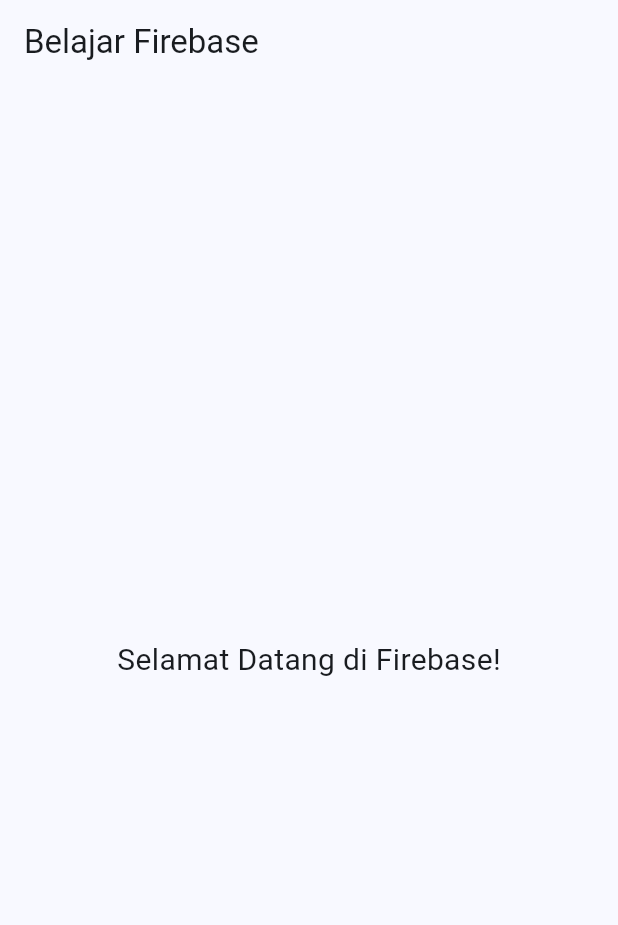
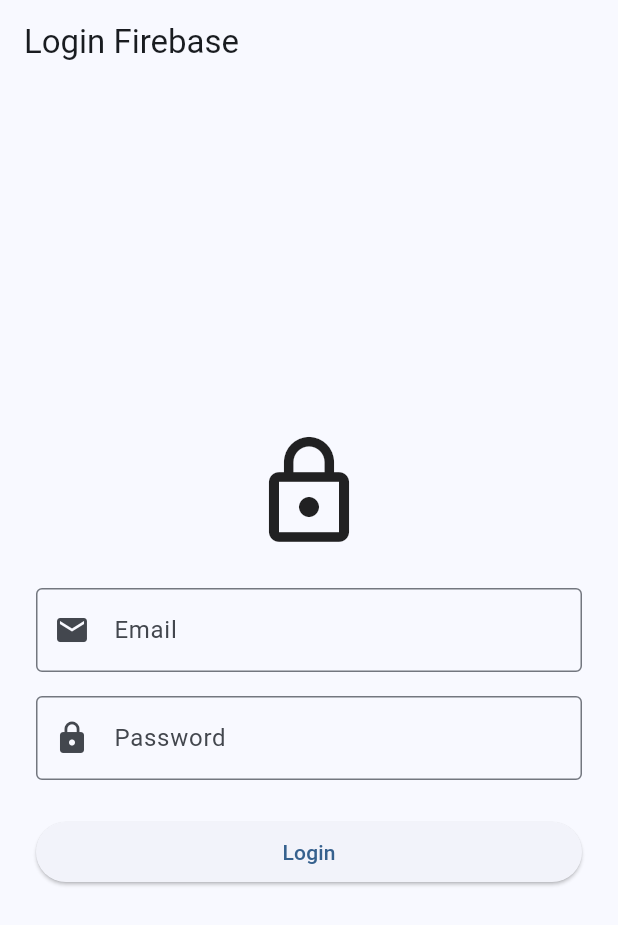
Before and after one commit to laxmanalearn-art/latihanFirebase-AppMobile-1124160070, a Flutter app: the screen it shows after launch, on a phone screen of 412 x 824 dp. Shown: the top 925 px of the screen. Run offline on Flutter 3.47's test engine with Material 3 defaults, Android fonts, the phone set to English and light mode, and no system bars; our stand-ins replace firebase_auth, firebase_core; accounts and stored records are empty.

Commit message:
Membuat Halaman Login dan Register

```diff
--- a/lib/main.dart
+++ b/lib/main.dart
@@ -2,6 +2,7 @@ import 'package:flutter/material.dart';
 import 'package:firebase_core/firebase_core.dart';
 
 import 'firebase_options.dart';
+import 'screens/login_page.dart';
 
 void main() async {
   WidgetsFlutterBinding.ensureInitialized();
@@ -19,28 +20,13 @@ class MyApp extends StatelessWidget {
     return MaterialApp(
       title: 'Belajar Firebase',
       debugShowCheckedModeBanner: false,
+
       theme: ThemeData(
         colorScheme: ColorScheme.fromSeed(seedColor: Colors.blue),
         useMaterial3: true,
       ),
-      home: const HomePage(),
+
+      home: const LoginPage(),
     );
   }
 }
-
-class HomePage extends StatelessWidget {
-  const HomePage({super.key});
-
-  @override
-  Widget build(BuildContext context) {
-    return Scaffold(
-      appBar: AppBar(title: const Text('Belajar Firebase')),
-      body: const Center(
-        child: Text(
-          'Selamat Datang di Firebase!',
-          style: TextStyle(fontSize: 20),
-        ),
-      ),
-    );
-  }
-}
--- /dev/null
+++ b/lib/screens/login_page.dart
@@ -0,0 +1,136 @@
+import 'package:flutter/material.dart';
+
+import '../services/auth_service.dart';
+
+class LoginPage extends StatefulWidget {
+  const LoginPage({super.key});
+
+  @override
+  State<LoginPage> createState() => _LoginPageState();
+}
+
+class _LoginPageState extends State<LoginPage> {
+  final _formKey = GlobalKey<FormState>();
+
+  final _emailController = TextEditingController();
+  final _passwordController = TextEditingController();
+
+  final _authService = AuthService();
+
+  bool _isLoading = false;
+
+  Future<void> _login() async {
+    if (!_formKey.currentState!.validate()) {
+      return;
+    }
+
+    setState(() {
+      _isLoading = true;
+    });
+
+    try {
+      await _authService.login(
+        email: _emailController.text.trim(),
+        password: _passwordController.text.trim(),
+      );
+
+      if (!mounted) return;
+
+      ScaffoldMessenger.of(context)
+          .showSnackBar(const SnackBar(content: Text('Login berhasil!')));
+    } catch (e) {
+      if (!mounted) return;
+
+      ScaffoldMessenger.of(context)
+          .showSnackBar(SnackBar(content: Text('Login gagal: $e')));
+    } finally {
+      if (mounted) {
+        setState(() {
+          _isLoading = false;
+        });
+      }
+    }
+  }
+
+  @override
+  void dispose() {
+    _emailController.dispose();
+    _passwordController.dispose();
+    super.dispose();
+  }
+
+  @override
+  Widget build(BuildContext context) {
+    return Scaffold(
+      appBar: AppBar(title: const Text('Login Firebase')),
+      body: Center(
+        child: SingleChildScrollView(
+          padding: const EdgeInsets.all(24),
+          child: Form(
+            key: _formKey,
+            child: Column(
+              mainAxisSize: MainAxisSize.min,
+              children: [
+                const Icon(Icons.lock_outline, size: 80),
+
+                const SizedBox(height: 24),
+
+                TextFormField(
+                  controller: _emailController,
+                  keyboardType: TextInputType.emailAddress,
+                  decoration: const InputDecoration(
+                    labelText: 'Email',
+                    border: OutlineInputBorder(),
+                    prefixIcon: Icon(Icons.email),
+                  ),
+                  validator: (value) {
+                    if (value == null || value.isEmpty) {
+                      return 'Email wajib diisi';
+                    }
+
+                    if (!value.contains('@')) {
+                      return 'Format email tidak valid';
+                    }
+
+                    return null;
+                  },
+                ),
+
+                const SizedBox(height: 16),
+
+                TextFormField(
+                  controller: _passwordController,
+                  obscureText: true,
+                  decoration: const InputDecoration(
+                    labelText: 'Password',
+                    border: OutlineInputBorder(),
+                    prefixIcon: Icon(Icons.lock),
+                  ),
+                  validator: (value) {
+                    if (value == null || value.isEmpty) {
+                      return 'Password wajib diisi';
+                    }
+
+                    return null;
+                  },
+                ),
+
+                const SizedBox(height: 24),
+
+                SizedBox(
+                  width: double.infinity,
+                  child: ElevatedButton(
+                    onPressed: _isLoading ? null : _login,
+                    child: _isLoading
+                        ? const CircularProgressIndicator()
+                        : const Text('Login'),
+                  ),
+                ),
+              ],
+            ),
+          ),
+        ),
+      ),
+    );
+  }
+}
```
Also changed, not shown: lib/screens/register_page.dart (added, +174 -0 lines).
